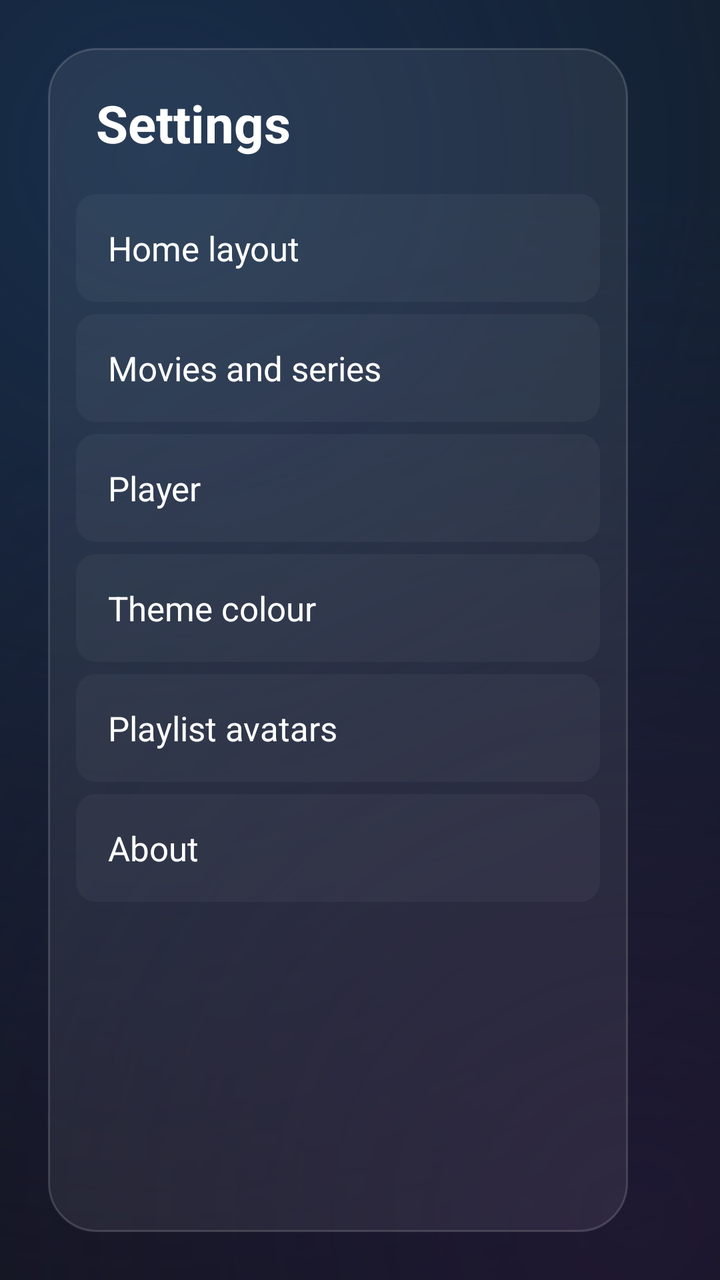
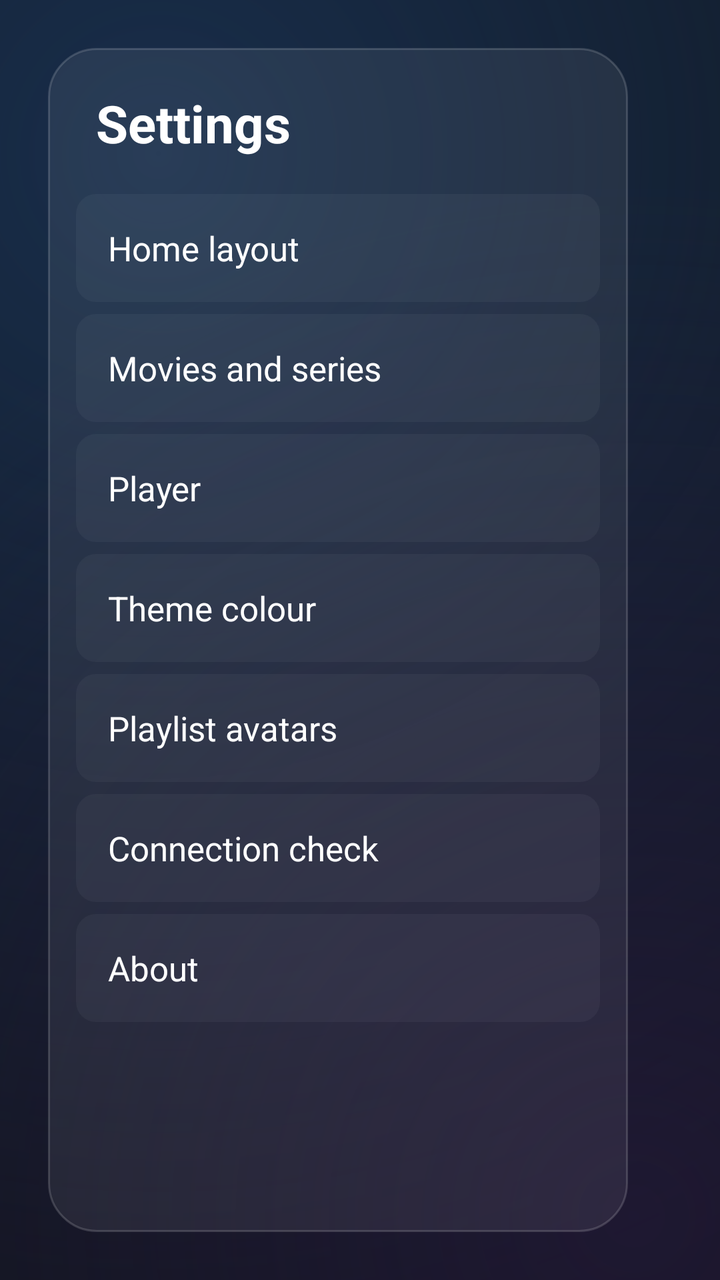

An Android layout rendered at two revisions. The XML below is the earlier revision; the diff shows what the commit changed to produce the second picture.
<!-- AndroidManifest.xml: application theme AppTheme -->
<!-- res/layout/activity_settings.xml -->
<?xml version="1.0" encoding="utf-8"?>
<LinearLayout xmlns:android="http://schemas.android.com/apk/res/android"
    android:layout_width="match_parent"
    android:layout_height="match_parent"
    android:background="@drawable/bg_glow"
    android:orientation="horizontal"
    android:padding="24dp">

    <LinearLayout
        android:layout_width="290dp"
        android:layout_height="match_parent"
        android:background="@drawable/bg_glass_card"
        android:orientation="vertical"
        android:padding="14dp">

        <TextView
            android:layout_width="wrap_content"
            android:layout_height="wrap_content"
            android:layout_marginLeft="10dp"
            android:layout_marginTop="6dp"
            android:layout_marginBottom="18dp"
            android:text="Settings"
            android:textColor="@color/text"
            android:textSize="26sp"
            android:textStyle="bold" />

        <TextView android:id="@+id/menu_home" style="@style/SettingsMenuItem" android:text="Home layout" />

        <TextView android:id="@+id/menu_browse" style="@style/SettingsMenuItem" android:text="Movies and series" />

        <TextView android:id="@+id/menu_player" style="@style/SettingsMenuItem" android:text="Player" />

        <TextView android:id="@+id/menu_color" style="@style/SettingsMenuItem" android:text="Theme colour" />

        <TextView android:id="@+id/menu_avatars" style="@style/SettingsMenuItem" android:text="Playlist avatars" />

        <TextView android:id="@+id/menu_about" style="@style/SettingsMenuItem" android:text="About" />
    </LinearLayout>

    <ScrollView
        android:layout_width="0dp"
        android:layout_height="match_parent"
        android:layout_marginLeft="32dp"
        android:layout_weight="1"
        android:clipToPadding="false"
        android:fillViewport="true">

        <LinearLayout
            android:layout_width="match_parent"
            android:layout_height="wrap_content"
            android:clipChildren="false"
            android:clipToPadding="false"
            android:orientation="vertical"
            android:paddingTop="8dp"
            android:paddingRight="12dp"
            android:paddingBottom="16dp">

            <TextView
                android:id="@+id/section_title"
                android:layout_width="wrap_content"
                android:layout_height="wrap_content"
                android:textColor="@color/text"
                android:textSize="24sp"
                android:textStyle="bold" />

            <TextView
                android:id="@+id/section_hint"
                android:layout_width="wrap_content"
                android:layout_height="wrap_content"
                android:layout_marginTop="4dp"
                android:layout_marginBottom="18dp"
                android:textColor="@color/text_secondary"
                android:textSize="15sp" />

            <LinearLayout
                android:id="@+id/section_body"
                android:layout_width="match_parent"
                android:layout_height="wrap_content"
                android:clipChildren="false"
                android:clipToPadding="false"
                android:orientation="vertical" />
        </LinearLayout>
    </ScrollView>
</LinearLayout>
<!-- resources referenced by this layout -->
<resources>
  <color name="text">#FFFFFFFF</color>
  <color name="text_secondary">#FFA0A8B0</color>
  <!-- drawable bg_glass_card (drawable) -->
  <?xml version="1.0" encoding="utf-8"?>
  <shape xmlns:android="http://schemas.android.com/apk/res/android">
      <solid android:color="#12FFFFFF" />
      <stroke android:width="1dp" android:color="#29FFFFFF" />
      <corners android:radius="24dp" />
  </shape>
  <style name="SettingsMenuItem">
          <item name="android:layout_width">match_parent</item>
          <item name="android:layout_height">54dp</item>
          <item name="android:layout_marginBottom">6dp</item>
          <item name="android:background">@drawable/bg_glass_item</item>
          <item name="android:focusable">true</item>
          <item name="android:clickable">true</item>
          <item name="android:gravity">center_vertical</item>
          <item name="android:paddingLeft">16dp</item>
          <item name="android:textColor">@color/text</item>
          <item name="android:textSize">17sp</item>
      </style>
  <!-- drawable bg_glass_item (drawable) -->
  <?xml version="1.0" encoding="utf-8"?>
  <selector xmlns:android="http://schemas.android.com/apk/res/android">
      <item android:state_focused="true">
          <shape>
              <solid android:color="?attr/appAccent59" />
              <stroke android:width="2dp" android:color="@android:color/white" />
              <corners android:radius="10dp" />
          </shape>
      </item>
      <item android:state_activated="true">
          <shape>
              <solid android:color="?attr/appAccent26" />
              <stroke android:width="1dp" android:color="?attr/appAccent66" />
              <corners android:radius="10dp" />
          </shape>
      </item>
      <item>
          <shape>
              <solid android:color="#0AFFFFFF" />
              <corners android:radius="10dp" />
          </shape>
      </item>
  </selector>
  <color name="surface">#FF1C232B</color>
  <color name="bg">#FF101418</color>
  <style name="TvDialog" parent="Theme.AppCompat.Dialog.Alert">
          <item name="colorAccent">?attr/appAccent</item>
          <item name="android:windowBackground">@drawable/bg_panel</item>
          <item name="buttonBarPositiveButtonStyle">@style/TvDialogButton</item>
          <item name="buttonBarNegativeButtonStyle">@style/TvDialogButton</item>
      </style>
  <!-- drawable bg_panel (drawable) -->
  <?xml version="1.0" encoding="utf-8"?>
  <shape xmlns:android="http://schemas.android.com/apk/res/android">
      <solid android:color="@color/overlay" />
      <corners android:radius="12dp" />
  </shape>
  <style name="TvDialogButton" parent="Widget.AppCompat.Button.ButtonBar.AlertDialog">
          <item name="android:background">@drawable/bg_button</item>
          <item name="android:textColor">@color/text</item>
          <item name="android:minWidth">120dp</item>
          <item name="android:textAllCaps">false</item>
      </style>
  <color name="overlay">#E6101418</color>
  <!-- drawable bg_button (drawable) -->
  <?xml version="1.0" encoding="utf-8"?>
  <selector xmlns:android="http://schemas.android.com/apk/res/android">
      <item android:state_focused="true">
          <shape>
              <solid android:color="?attr/appAccent" />
              <stroke android:width="2dp" android:color="@color/text" />
              <corners android:radius="8dp" />
          </shape>
      </item>
      <item>
          <shape>
              <solid android:color="@color/surface" />
              <corners android:radius="8dp" />
          </shape>
      </item>
  </selector>
  <!-- unchanged entries left out for length: 2 -->
</resources>

<!-- the commit's change to res/layout/activity_settings.xml (unified diff, before → after) -->
@@ -33,6 +33,8 @@
         <TextView android:id="@+id/menu_color" style="@style/SettingsMenuItem" android:text="Theme colour" />
 
         <TextView android:id="@+id/menu_avatars" style="@style/SettingsMenuItem" android:text="Playlist avatars" />
+
+        <TextView android:id="@+id/menu_connection" style="@style/SettingsMenuItem" android:text="Connection check" />
 
         <TextView android:id="@+id/menu_about" style="@style/SettingsMenuItem" android:text="About" />
     </LinearLayout>
<!-- resource entries referenced after the edit -->
@@ -49,37 +49,44 @@
   <color name="bg">#FF101418</color>
   <style name="TvDialog" parent="Theme.AppCompat.Dialog.Alert">
           <item name="colorAccent">?attr/appAccent</item>
-          <item name="android:windowBackground">@drawable/bg_panel</item>
+          <item name="android:windowBackground">@drawable/bg_glass_dialog</item>
+          <item name="android:textColorPrimary">@color/text</item>
+          <item name="android:textColorSecondary">@color/text_secondary</item>
           <item name="buttonBarPositiveButtonStyle">@style/TvDialogButton</item>
           <item name="buttonBarNegativeButtonStyle">@style/TvDialogButton</item>
       </style>
-  <!-- drawable bg_panel (drawable) -->
+  <!-- drawable bg_glass_dialog (drawable) -->
   <?xml version="1.0" encoding="utf-8"?>
   <shape xmlns:android="http://schemas.android.com/apk/res/android">
-      <solid android:color="@color/overlay" />
-      <corners android:radius="12dp" />
+      <solid android:color="#F21A2130" />
+      <stroke android:width="1dp" android:color="#33FFFFFF" />
+      <corners android:radius="22dp" />
   </shape>
   <style name="TvDialogButton" parent="Widget.AppCompat.Button.ButtonBar.AlertDialog">
-          <item name="android:background">@drawable/bg_button</item>
+          <item name="android:background">@drawable/bg_glass_pill</item>
+          <item name="android:layout_marginLeft">8dp</item>
+          <item name="android:paddingLeft">22dp</item>
+          <item name="android:paddingRight">22dp</item>
+          <item name="android:stateListAnimator">@null</item>
           <item name="android:textColor">@color/text</item>
           <item name="android:minWidth">120dp</item>
           <item name="android:textAllCaps">false</item>
       </style>
-  <color name="overlay">#E6101418</color>
-  <!-- drawable bg_button (drawable) -->
+  <!-- drawable bg_glass_pill (drawable) -->
   <?xml version="1.0" encoding="utf-8"?>
   <selector xmlns:android="http://schemas.android.com/apk/res/android">
       <item android:state_focused="true">
           <shape>
-              <solid android:color="?attr/appAccent" />
-              <stroke android:width="2dp" android:color="@color/text" />
-              <corners android:radius="8dp" />
+              <solid android:color="?attr/appAccent80" />
+              <stroke android:width="2dp" android:color="@android:color/white" />
+              <corners android:radius="24dp" />
           </shape>
       </item>
       <item>
           <shape>
-              <solid android:color="@color/surface" />
-              <corners android:radius="8dp" />
+              <solid android:color="#12FFFFFF" />
+              <stroke android:width="1dp" android:color="#29FFFFFF" />
+              <corners android:radius="24dp" />
           </shape>
       </item>
   </selector>
